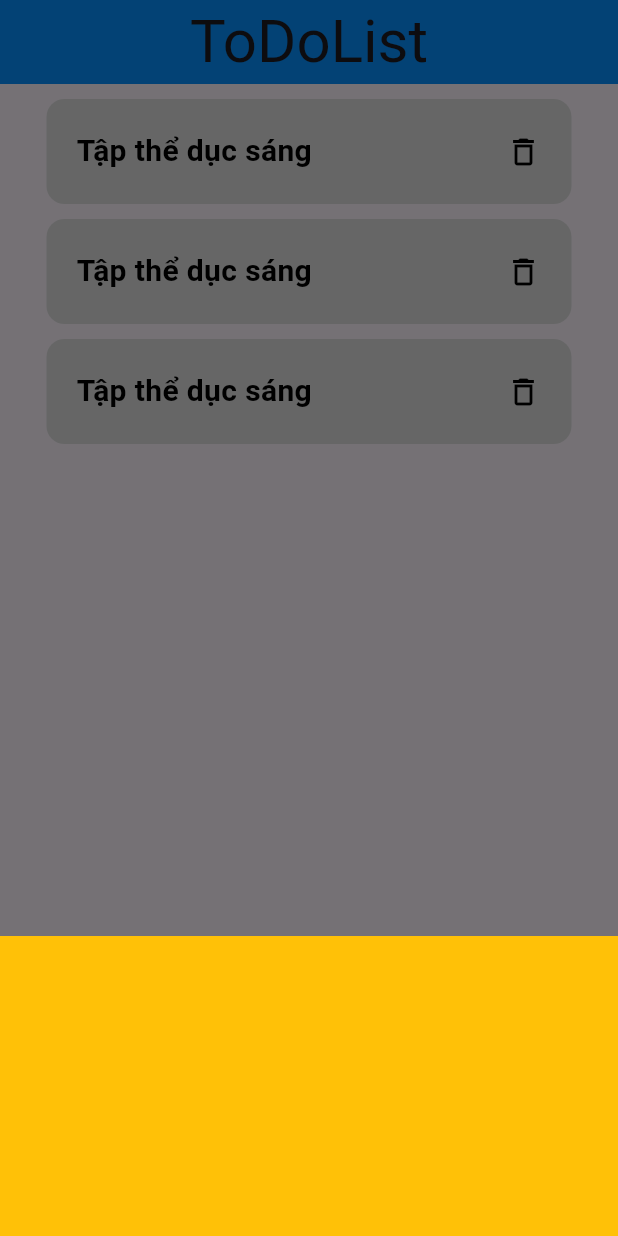
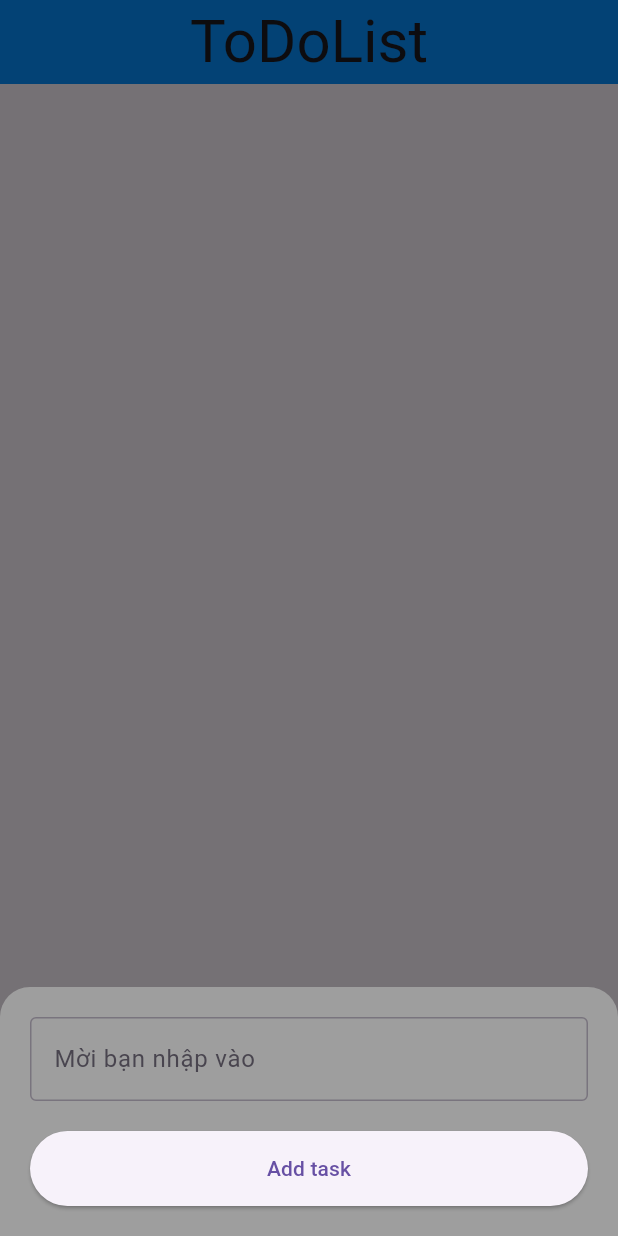
Before and after one commit to Phongstrongman/My_dart_project, a Flutter app: the screen it shows after launch, after a tap on the "add" icon, on a phone screen of 412 x 824 dp. Run offline on Flutter 3.47's test engine with Material 3 defaults, Android fonts, the phone set to English and light mode, and no system bars; missing offline and left inert: dart:ffi.

Commit message:
Update main.dart + add Modal

```diff
--- /dev/null
+++ b/lib/Modal/items.dart
@@ -0,0 +1,11 @@
+class DataItems {
+  final String id;
+  final String name;
+
+  DataItems({required this.id, required this.name});
+
+  @override
+  String toString() {
+    return 'DataItems(id: $id, name: $name)';
+  }
+}
--- a/lib/main.dart
+++ b/lib/main.dart
@@ -1,13 +1,30 @@
+import 'dart:ffi';
+
 import 'package:flutter/material.dart';
+import 'package:thethao12/Modal/items.dart';
+import 'package:thethao12/widgit/card_modal_buttom.dart';
 
 import 'widgit/card_body_widget.dart';
 
 void main(List<String> args) {
-  runApp(const MaterialApp(debugShowCheckedModeBanner: false, home: MyApp()));
+  runApp(MaterialApp(debugShowCheckedModeBanner: false, home: MyApp()));
 }
 
-class MyApp extends StatelessWidget {
-  const MyApp({Key? key}) : super(key: key);
+class MyApp extends StatefulWidget {
+  MyApp({Key? key}) : super(key: key);
+  @override
+  State<MyApp> createState() => _MyAppState();
+}
+
+class _MyAppState extends State<MyApp> {
+  final List<DataItems> items = [];
+
+  void _handleAddTask(String name) {
+    final newItem = DataItems(id: DateTime.now().toString(), name: name);
+    setState(() {
+      items.add(newItem);
+    });
+  }
 
   @override
   Widget build(BuildContext context) {
@@ -21,32 +38,33 @@ class MyApp extends StatelessWidget {
           7,
           143,
           255,
-        ), // tạo màu sắc cho ở trên app
+        ), // tạo màu sắc cho ở trên appví
       ),
 
       body: ListView(
-        children: [
-          SizedBox(height: 10), // nơi đẩy  thanh bar cách lớp appdart
-          Align(alignment: Alignment.center, child: CardBody()),
-          SizedBox(height: 10), // nơi đẩy  thanh bar cách lớp appdart
-          Align(alignment: Alignment.center, child: CardBody()),
-          SizedBox(height: 10), // nơi đẩy  thanh bar cách lớp appdart
-          Align(alignment: Alignment.center, child: CardBody()),
-        ],
-      ),
-
+        children: items.map((item) => CardBody(item: item)).toList(),
+      ), // xóa mảng lixt và bắt đầu tạo mảng để duyệt
+      // mỗi lần retrun về item 1 cái thì ca gán nso vào giá trị card body
       floatingActionButton: FloatingActionButton(
         //tạo nút icon (+)
         onPressed: () {
           showModalBottomSheet(
+            backgroundColor: Colors.grey,
+            shape: RoundedRectangleBorder(
+              borderRadius: BorderRadius.vertical(top: Radius.circular(20)),
+            ), // set lại moder
+            // làm cho nó tròn lại
+            isScrollControlled:
+                true, // khởi tạo để bàn phím bấm  khi xoay không che task
+
             context: context,
             builder: (BuildContext content) {
-              return Container(height: 200, color: Colors.amber);
+              return ModalBottom(addTask: _handleAddTask);
             },
           );
         },
 
-        child: const Icon(Icons.add, size: 20),
+        child: const Icon(Icons.add, size: 20), // tạo icon nút nhấm
       ),
     );
   }
--- a/lib/widgit/card_body_widget.dart
+++ b/lib/widgit/card_body_widget.dart
@@ -1,7 +1,10 @@
 import 'package:flutter/material.dart';
+import 'package:thethao12/Modal/items.dart';
 
 class CardBody extends StatelessWidget {
-  const CardBody({super.key});
+  final DataItems item;
+
+  const CardBody({super.key, required this.item});
 
   @override
   Widget build(BuildContext context) {
@@ -18,7 +21,8 @@ class CardBody extends StatelessWidget {
           mainAxisAlignment: MainAxisAlignment.spaceBetween,
           children: [
             Text(
-              ('Tập thể dục sáng  '),
+              item.name,
+
               style: TextStyle(
                 fontSize: 20,
                 color: Color.fromARGB(255, 0, 0, 0),
```
